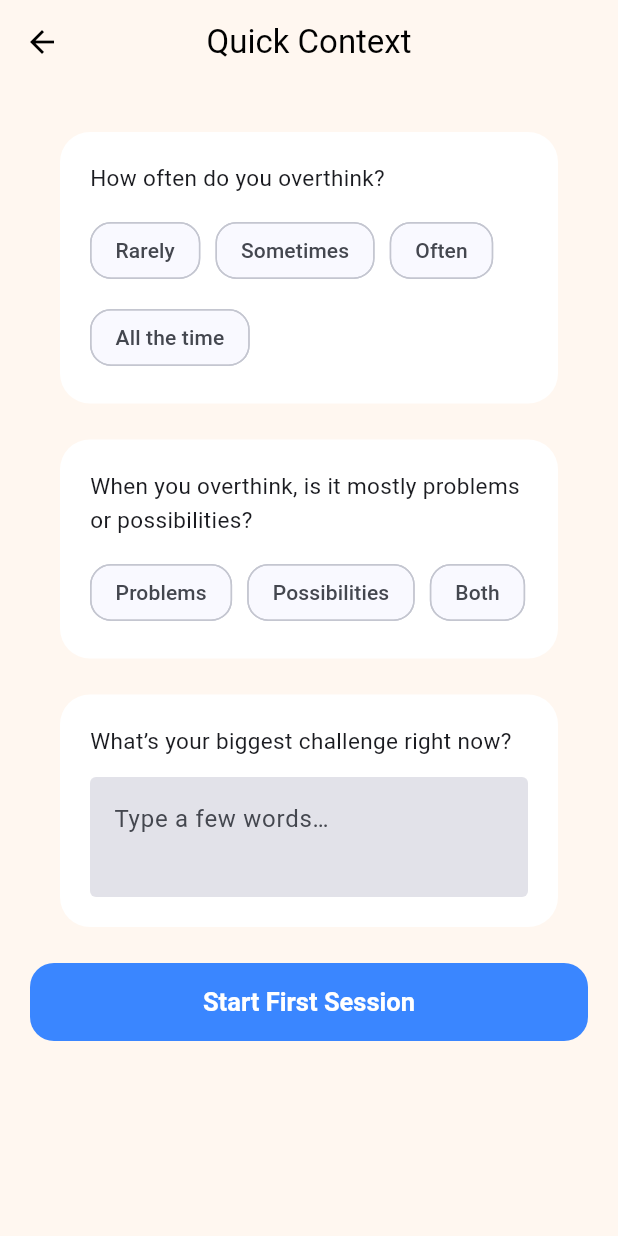
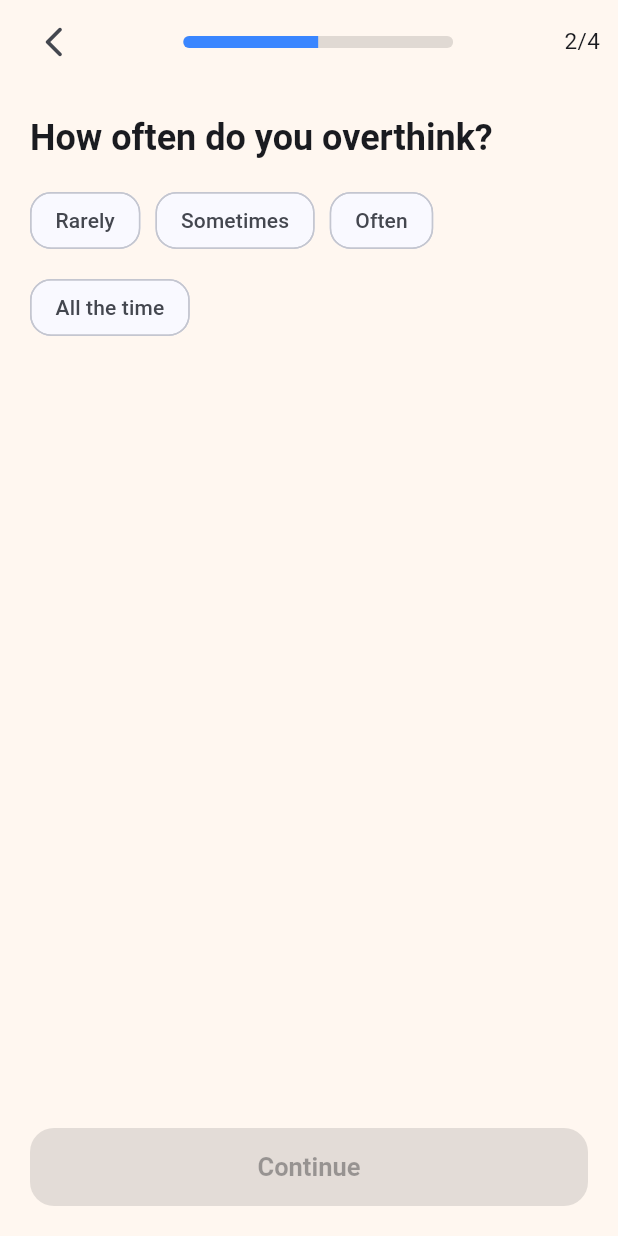
Before and after one commit to 6ixBit/superthinking, a Flutter app: the screen it shows after launch, after a tap on "Continue with Apple", after a tap on "Activate My SuperThinking", on a phone screen of 412 x 824 dp. Run offline on Flutter 3.47's test engine with Material 3 defaults, Android fonts, the phone set to English and light mode, and no system bars; our stand-ins replace confetti.

Commit message:
cleaning up onboarding

```diff
--- a/lib/app.dart
+++ b/lib/app.dart
@@ -5,6 +5,8 @@ import 'state/app_state.dart';
 import 'theme/app_theme.dart';
 import 'screens/welcome_screen.dart';
 import 'screens/quick_context_screen.dart';
+import 'screens/onboarding_frequency_screen.dart';
+import 'screens/onboarding_focus_screen.dart';
 import 'screens/record_session_screen.dart';
 import 'screens/loading_reveal_screen.dart';
 import 'screens/reveal_screen.dart';
@@ -13,6 +15,7 @@ import 'screens/action_plan_screen.dart';
 import 'screens/next_session_nudge_screen.dart';
 import 'screens/home_shell.dart';
 import 'screens/login_screen.dart';
+import 'screens/overthinking_time_screen.dart';
 
 class AppRoot extends StatelessWidget {
   const AppRoot({super.key});
@@ -39,7 +42,10 @@ class SuperThinkingApp extends StatelessWidget {
       routes: {
         '/': (_) => const WelcomeScreen(),
         '/login': (_) => const LoginScreen(),
+        '/onboarding-frequency': (_) => const OnboardingFrequencyScreen(),
+        '/onboarding-focus': (_) => const OnboardingFocusScreen(),
         '/quick': (_) => const QuickContextScreen(),
+        '/overthinking-time': (_) => const OverthinkingTimeScreen(),
         '/record': (_) => const RecordSessionScreen(),
         '/loading': (_) => const LoadingRevealScreen(),
         '/reveal': (_) => const RevealScreen(),
--- /dev/null
+++ b/lib/screens/onboarding_frequency_screen.dart
@@ -0,0 +1,127 @@
+import 'package:flutter/material.dart';
+import 'package:provider/provider.dart';
+
+import '../state/app_state.dart';
+import '../theme/app_colors.dart';
+
+class OnboardingFrequencyScreen extends StatefulWidget {
+  const OnboardingFrequencyScreen({super.key});
+
+  @override
+  State<OnboardingFrequencyScreen> createState() =>
+      _OnboardingFrequencyScreenState();
+}
+
+class _OnboardingFrequencyScreenState extends State<OnboardingFrequencyScreen> {
+  String? _selected;
+  final List<String> _options = const [
+    'Rarely',
+    'Sometimes',
+    'Often',
+    'All the time',
+  ];
+
+  void _onContinue() {
+    if (_selected == null) return;
+    context.read<AppState>().addQuickAnswer(_selected!);
+    Navigator.of(context).pushNamed('/onboarding-focus');
+  }
+
+  @override
+  Widget build(BuildContext context) {
+    return Scaffold(
+      appBar: const PreferredSize(
+        preferredSize: Size.fromHeight(56),
+        child: _OnboardingHeader(current: 2, total: 4),
+      ),
+      body: ListView(
+        padding: const EdgeInsets.all(20),
+        children: [
+          Text(
+            'How often do you overthink?',
+            style: Theme.of(context).textTheme.headlineMedium,
+          ),
+          const SizedBox(height: 16),
+          Wrap(
+            spacing: 10,
+            runSpacing: 10,
+            children: _options
+                .map(
+                  (o) => ChoiceChip(
+                    label: Text(o),
+                    selected: _selected == o,
+                    onSelected: (_) => setState(() => _selected = o),
+                    shape: RoundedRectangleBorder(
+                      borderRadius: BorderRadius.circular(14),
+                    ),
+                  ),
+                )
+                .toList(),
+          ),
+        ],
+      ),
+      bottomNavigationBar: SafeArea(
+        top: false,
+        child: Padding(
+          padding: const EdgeInsets.fromLTRB(20, 8, 20, 20),
+          child: FilledButton(
+            onPressed: _selected == null ? null : _onContinue,
+            child: const Text('Continue'),
+          ),
+        ),
+      ),
+    );
+  }
+}
+
+class _OnboardingHeader extends StatelessWidget {
+  final int current;
+  final int total;
+  const _OnboardingHeader({required this.current, required this.total});
+
+  @override
+  Widget build(BuildContext context) {
+    final progress = current / total;
+    return SafeArea(
+      bottom: false,
+      child: Padding(
+        padding: const EdgeInsets.fromLTRB(12, 8, 12, 8),
+        child: Row(
+          children: [
+            IconButton(
+              onPressed: () {
+                if (Navigator.of(context).canPop()) {
+                  Navigator.of(context).pop();
+                } else {
+                  Navigator.of(context).pushReplacementNamed('/login');
+                }
+              },
+              icon: const Icon(Icons.arrow_back_ios_new_rounded),
+            ),
+            Expanded(
+              child: Center(
+                child: SizedBox(
+                  width: 180,
+                  child: ClipRRect(
+                    borderRadius: BorderRadius.circular(99),
+                    child: LinearProgressIndicator(
+                      value: progress.clamp(0, 1),
+                      minHeight: 8,
+                      backgroundColor: Colors.black12,
+                      color: AppColors.primary,
+                    ),
+                  ),
+                ),
+              ),
+            ),
+            const SizedBox(width: 12),
+            Text(
+              '$current/$total',
+              style: Theme.of(context).textTheme.bodyMedium,
+            ),
+          ],
+        ),
+      ),
+    );
+  }
+}
--- a/lib/screens/quick_context_screen.dart
+++ b/lib/screens/quick_context_screen.dart
@@ -105,7 +105,7 @@ class QuickContextScreen extends StatelessWidget {
           const SizedBox(height: 12),
           FilledButton(
             onPressed: () {
-              Navigator.of(context).pushNamed('/record');
+              Navigator.of(context).pushNamed('/overthinking-time');
             },
             child: const Text('Start First Session'),
           ),
--- a/lib/screens/welcome_screen.dart
+++ b/lib/screens/welcome_screen.dart
@@ -32,19 +32,25 @@ class _WelcomeScreenState extends State<WelcomeScreen>
   @override
   Widget build(BuildContext context) {
     return Scaffold(
-      appBar: AppBar(
-        backgroundColor: Colors.transparent,
-        elevation: 0,
-        centerTitle: false,
-        actions: [
-          TextButton(
-            onPressed: () =>
-                Navigator.of(context).pushReplacementNamed('/home'),
-            child: const Text('Skip'),
+      appBar: const PreferredSize(
+        preferredSize: Size.fromHeight(56),
+        child: _OnboardingHeader(current: 1, total: 3),
       ),
-        ],
+      body: Stack(
+        children: [
+          // Ambient warm background
+          Positioned.fill(
+            child: Container(
+              decoration: const BoxDecoration(
+                gradient: LinearGradient(
+                  begin: Alignment.topCenter,
+                  end: Alignment.bottomCenter,
+                  colors: [Color(0xFFFFE7D1), Color(0x00FFE7D1)],
                 ),
-      body: SafeArea(
+              ),
+            ),
+          ),
+          SafeArea(
             child: Center(
               child: Padding(
                 padding: const EdgeInsets.all(24),
@@ -61,16 +67,16 @@ class _WelcomeScreenState extends State<WelcomeScreen>
                             borderRadius: BorderRadius.circular(28),
                             boxShadow: [
                               BoxShadow(
-                            color: AppColors.primary.withOpacity(0.35),
+                                color: AppColors.primary.withOpacity(0.25),
                                 blurRadius: blur,
                                 spreadRadius: 2,
                               ),
                             ],
                             gradient: LinearGradient(
                               colors: [
-                            AppColors.primary.withOpacity(0.12 + 0.08 * t),
+                                AppColors.primary.withOpacity(0.10 + 0.06 * t),
                                 AppColors.secondary.withOpacity(
-                              0.12 + 0.08 * (1 - t),
+                                  0.10 + 0.06 * (1 - t),
                                 ),
                               ],
                             ),
@@ -91,15 +97,21 @@ class _WelcomeScreenState extends State<WelcomeScreen>
                                   const SizedBox(height: 8),
                                   Text(
                                     'but a superpower waiting to be unleashed?',
-                                style: Theme.of(context).textTheme.titleMedium,
+                                    style: Theme.of(
+                                      context,
+                                    ).textTheme.titleMedium,
                                     textAlign: TextAlign.center,
                                   ),
                                   const SizedBox(height: 28),
                                   FilledButton(
                                     onPressed: () {
-                                  Navigator.of(context).pushNamed('/quick');
+                                      Navigator.of(
+                                        context,
+                                      ).pushNamed('/onboarding-frequency');
                                     },
-                                child: const Text('Activate My SuperThinking'),
+                                    child: const Text(
+                                      'Activate My SuperThinking',
+                                    ),
                                   ),
                                 ],
                               ),
@@ -113,6 +125,60 @@ class _WelcomeScreenState extends State<WelcomeScreen>
               ),
             ),
           ),
+        ],
+      ),
     );
   }
 }
+
+class _OnboardingHeader extends StatelessWidget {
+  final int current;
+  final int total;
+  const _OnboardingHeader({required this.current, required this.total});
+
+  @override
+  Widget build(BuildContext context) {
+    final progress = current / total;
+    return SafeArea(
+      bottom: false,
+      child: Padding(
+        padding: const EdgeInsets.fromLTRB(12, 8, 12, 8),
+        child: Row(
+          children: [
+            IconButton(
+              onPressed: () {
+                if (Navigator.of(context).canPop()) {
+                  Navigator.of(context).pop();
+                } else {
+                  Navigator.of(context).pushReplacementNamed('/login');
+                }
+              },
+              icon: const Icon(Icons.arrow_back_ios_new_rounded),
+            ),
+            Expanded(
+              child: Center(
+                child: SizedBox(
+                  width: 180,
+                  child: ClipRRect(
+                    borderRadius: BorderRadius.circular(99),
+                    child: LinearProgressIndicator(
+                      value: progress.clamp(0, 1),
+                      minHeight: 8,
+                      backgroundColor: Colors.black12,
+                      color: AppColors.primary,
+                    ),
+                  ),
+                ),
+              ),
+            ),
+            const SizedBox(width: 12),
+            Text(
+              '$current/$total',
+              style: Theme.of(context).textTheme.bodyMedium,
+            ),
+          ],
+        ),
+      ),
+    );
+  }
+}
```
Also changed, not shown: lib/screens/onboarding_focus_screen.dart (added, +115 -0 lines), lib/screens/overthinking_time_screen.dart (added, +158 -0 lines). Lines whose indentation alone changed are shown as unchanged.
